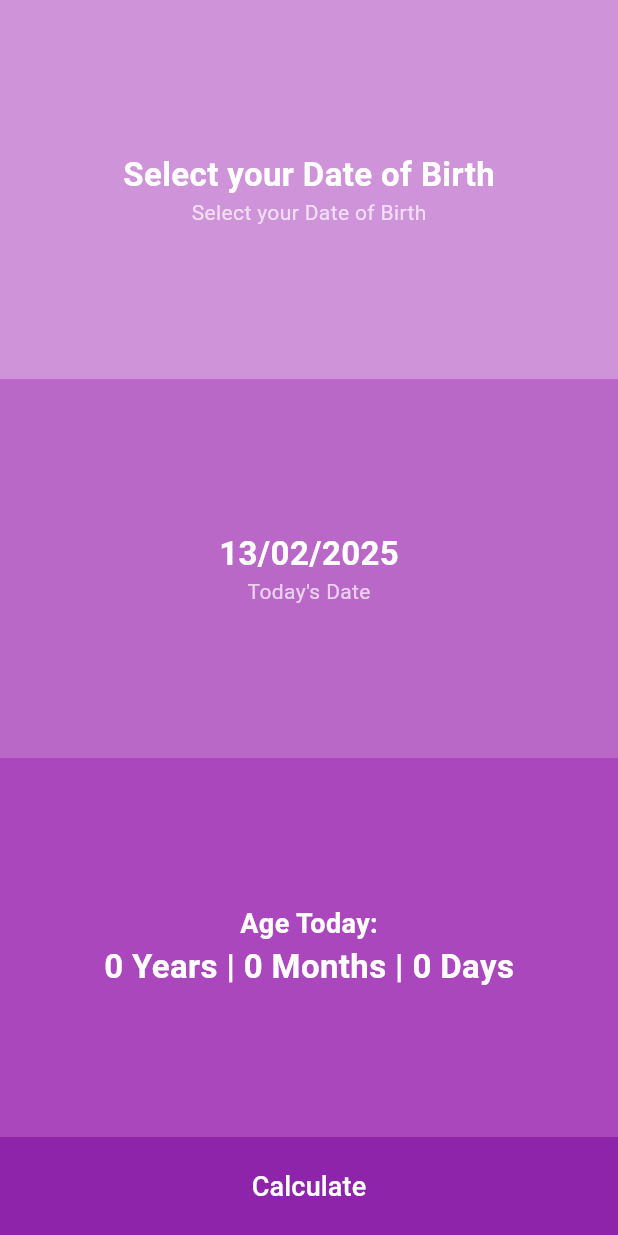
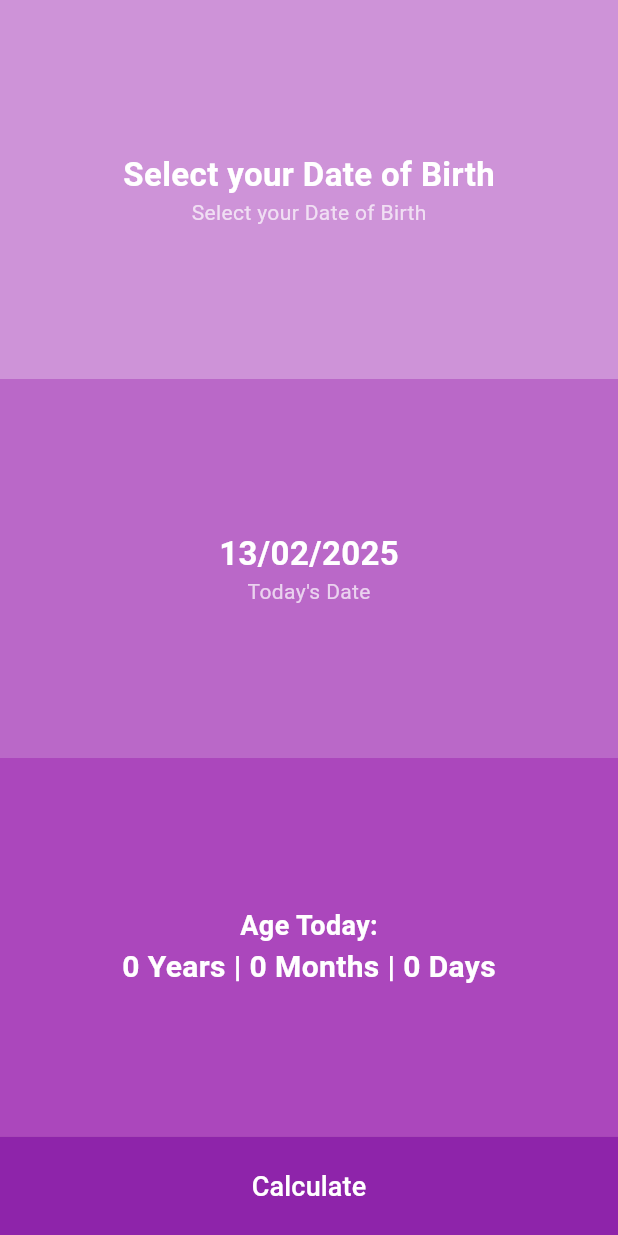
Before and after one commit to JantsoJant/assignment-2-task-2, a Flutter app: the AgeCalculator screen opened directly, on a phone screen of 412 x 824 dp. Run offline on Flutter 3.47's test engine with Material 3 defaults, Android fonts, the phone set to English and light mode, and no system bars.

Commit message:
Update age.dart

```diff
--- a/lib/age.dart
+++ b/lib/age.dart
@@ -132,7 +132,7 @@ class _AgeCalculatorState extends State<AgeCalculator>{
                       ),
                       Text(
                         ageResult,
-                        style: TextStyle(fontSize: 22, fontWeight: FontWeight.bold, color: Colors.white),
+                        style: TextStyle(fontSize: 20, fontWeight: FontWeight.bold, color: Colors.white),
                       )
                     ],
                   )
```
